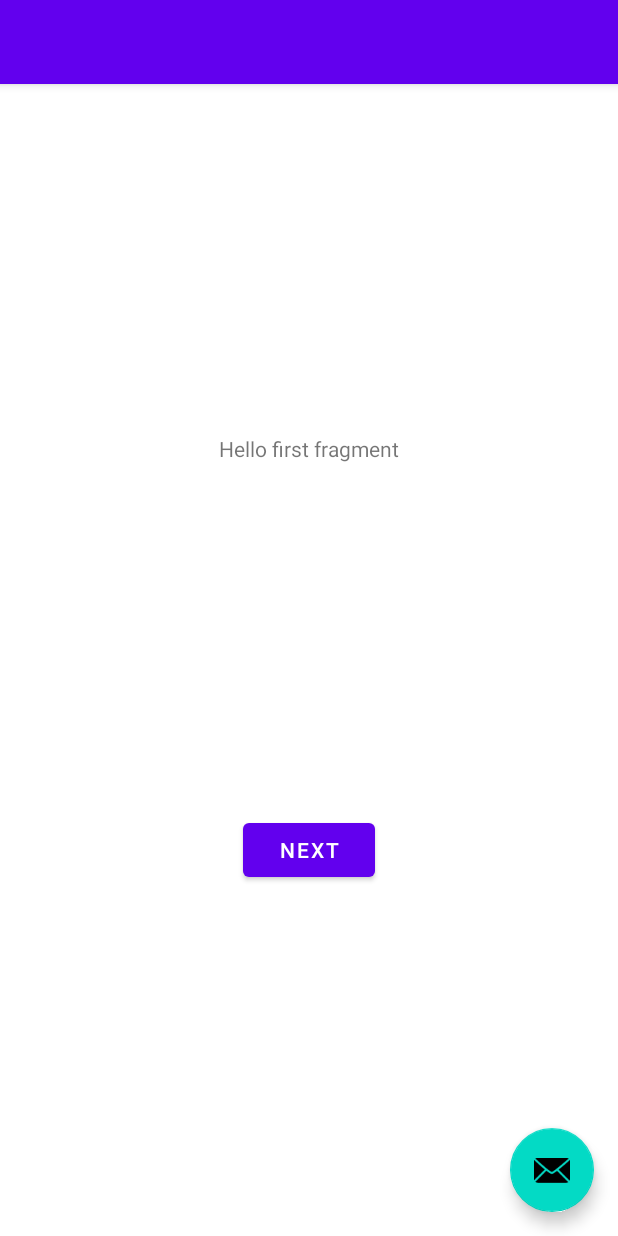
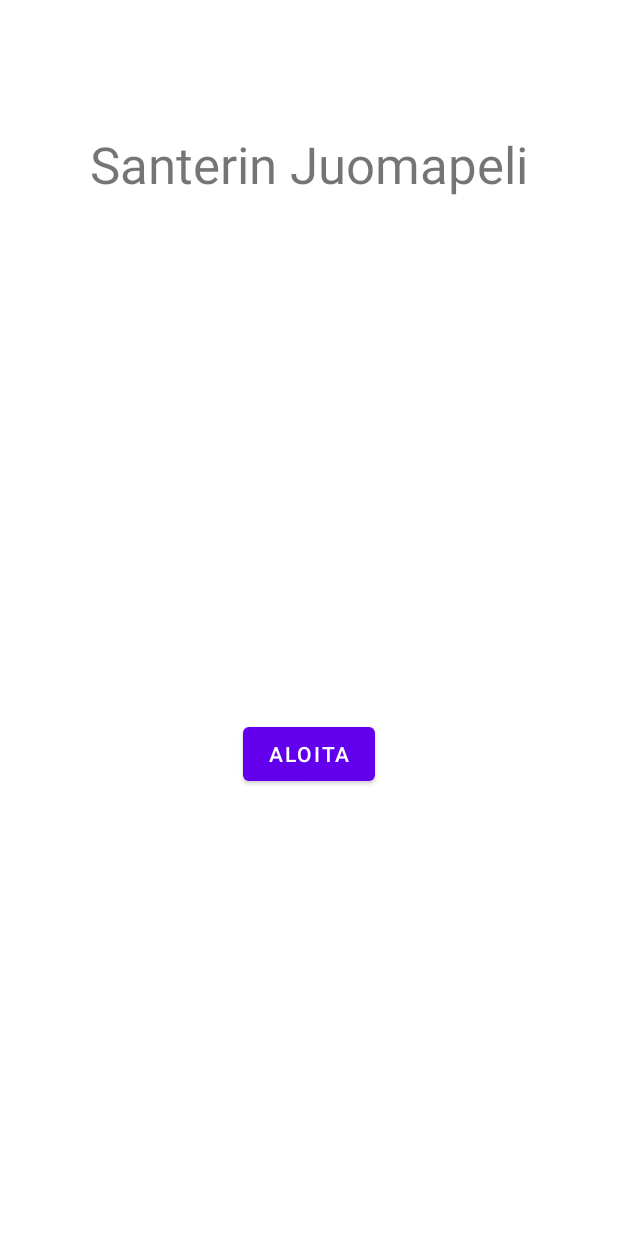
Before and after one commit to Santerhy/Juomapeli-App, an Android app: the layout activity_main.xml on its own in the app's theme, with its tools: preview values and no code run, on a phone screen of 412 x 824 dp. Run offline under Robolectric (Android 15) with nearby library versions, the phone set to English and light mode, and no system bars.

Commit message:
Activity setups

```diff
--- a/Juomapeli/app/src/main/AndroidManifest.xml
+++ b/Juomapeli/app/src/main/AndroidManifest.xml
@@ -9,6 +9,12 @@
         android:roundIcon="@mipmap/ic_launcher_round"
         android:supportsRtl="true"
         android:theme="@style/Theme.Juomapeli">
+        <activity
+            android:name=".SetupActivity"
+            android:exported="false" />
+        <activity
+            android:name=".GameplayActivity"
+            android:exported="false" />
         <activity
             android:name=".MainActivity"
             android:exported="true"
--- a/Juomapeli/app/src/main/java/com/example/juomapeli/FirstFragment.java
+++ /dev/null
@@ -1,47 +0,0 @@
-package com.example.juomapeli;
-
-import android.os.Bundle;
-import android.view.LayoutInflater;
-import android.view.View;
-import android.view.ViewGroup;
-
-import androidx.annotation.NonNull;
-import androidx.fragment.app.Fragment;
-import androidx.navigation.fragment.NavHostFragment;
-
-import com.example.juomapeli.databinding.FragmentFirstBinding;
-
-public class FirstFragment extends Fragment {
-
-    private FragmentFirstBinding binding;
-
-    @Override
-    public View onCreateView(
-            LayoutInflater inflater, ViewGroup container,
-            Bundle savedInstanceState
-    ) {
-
-        binding = FragmentFirstBinding.inflate(inflater, container, false);
-        return binding.getRoot();
-
-    }
-
-    public void onViewCreated(@NonNull View view, Bundle savedInstanceState) {
-        super.onViewCreated(view, savedInstanceState);
-
-        binding.buttonFirst.setOnClickListener(new View.OnClickListener() {
-            @Override
-            public void onClick(View view) {
-                NavHostFragment.findNavController(FirstFragment.this)
-                        .navigate(R.id.action_FirstFragment_to_SecondFragment);
-            }
-        });
-    }
-
-    @Override
-    public void onDestroyView() {
-        super.onDestroyView();
-        binding = null;
-    }
-
-}
--- a/Juomapeli/app/src/main/res/layout/activity_main.xml
+++ b/Juomapeli/app/src/main/res/layout/activity_main.xml
@@ -1,34 +1,32 @@
 <?xml version="1.0" encoding="utf-8"?>
-<androidx.coordinatorlayout.widget.CoordinatorLayout xmlns:android="http://schemas.android.com/apk/res/android"
+<androidx.constraintlayout.widget.ConstraintLayout xmlns:android="http://schemas.android.com/apk/res/android"
     xmlns:app="http://schemas.android.com/apk/res-auto"
     xmlns:tools="http://schemas.android.com/tools"
+    android:id="@+id/coordinatorLayout"
     android:layout_width="match_parent"
     android:layout_height="match_parent"
     tools:context=".MainActivity">
 
-    <com.google.android.material.appbar.AppBarLayout
-        android:layout_width="match_parent"
-        android:layout_height="wrap_content"
-        android:theme="@style/Theme.Juomapeli.AppBarOverlay">
-
-        <androidx.appcompat.widget.Toolbar
-            android:id="@+id/toolbar"
-            android:layout_width="match_parent"
-            android:layout_height="?attr/actionBarSize"
-            android:background="?attr/colorPrimary"
-            app:popupTheme="@style/Theme.Juomapeli.PopupOverlay" />
-
-    </com.google.android.material.appbar.AppBarLayout>
-
-    <include layout="@layout/content_main" />
-
-    <com.google.android.material.floatingactionbutton.FloatingActionButton
-        android:id="@+id/fab"
+    <Button
+        android:id="@+id/startButton"
         android:layout_width="wrap_content"
         android:layout_height="wrap_content"
-        android:layout_gravity="bottom|end"
-        android:layout_marginEnd="@dimen/fab_margin"
-        android:layout_marginBottom="16dp"
-        app:srcCompat="@android:drawable/ic_dialog_email" />
+        android:text="@string/title_button"
+        app:layout_constraintBottom_toBottomOf="parent"
+        app:layout_constraintEnd_toEndOf="parent"
+        app:layout_constraintStart_toStartOf="parent"
+        app:layout_constraintTop_toBottomOf="@+id/textView" />
 
-</androidx.coordinatorlayout.widget.CoordinatorLayout>
+    <TextView
+        android:id="@+id/textView"
+        android:layout_width="355dp"
+        android:layout_height="94dp"
+        android:text="@string/app_title"
+        android:textAlignment="center"
+        android:textSize="34sp"
+        app:layout_constraintBottom_toBottomOf="parent"
+        app:layout_constraintEnd_toEndOf="parent"
+        app:layout_constraintStart_toStartOf="parent"
+        app:layout_constraintTop_toTopOf="parent"
+        app:layout_constraintVertical_bias="0.119" />
+        </androidx.constraintlayout.widget.ConstraintLayout>
--- a/Juomapeli/app/src/main/res/layout/content_main.xml
+++ /dev/null
@@ -1,19 +0,0 @@
-<?xml version="1.0" encoding="utf-8"?>
-<androidx.constraintlayout.widget.ConstraintLayout xmlns:android="http://schemas.android.com/apk/res/android"
-    xmlns:app="http://schemas.android.com/apk/res-auto"
-    android:layout_width="match_parent"
-    android:layout_height="match_parent"
-    app:layout_behavior="@string/appbar_scrolling_view_behavior">
-
-    <fragment
-        android:id="@+id/nav_host_fragment_content_main"
-        android:name="androidx.navigation.fragment.NavHostFragment"
-        android:layout_width="0dp"
-        android:layout_height="0dp"
-        app:defaultNavHost="true"
-        app:layout_constraintBottom_toBottomOf="parent"
-        app:layout_constraintLeft_toLeftOf="parent"
-        app:layout_constraintRight_toRightOf="parent"
-        app:layout_constraintTop_toTopOf="parent"
-        app:navGraph="@navigation/nav_graph" />
-</androidx.constraintlayout.widget.ConstraintLayout>
--- a/Juomapeli/app/src/main/res/layout/fragment_first.xml
+++ /dev/null
@@ -1,28 +0,0 @@
-<?xml version="1.0" encoding="utf-8"?>
-<androidx.constraintlayout.widget.ConstraintLayout xmlns:android="http://schemas.android.com/apk/res/android"
-    xmlns:app="http://schemas.android.com/apk/res-auto"
-    xmlns:tools="http://schemas.android.com/tools"
-    android:layout_width="match_parent"
-    android:layout_height="match_parent"
-    tools:context=".FirstFragment">
-
-    <TextView
-        android:id="@+id/textview_first"
-        android:layout_width="wrap_content"
-        android:layout_height="wrap_content"
-        android:text="@string/hello_first_fragment"
-        app:layout_constraintBottom_toTopOf="@id/button_first"
-        app:layout_constraintEnd_toEndOf="parent"
-        app:layout_constraintStart_toStartOf="parent"
-        app:layout_constraintTop_toTopOf="parent" />
-
-    <Button
-        android:id="@+id/button_first"
-        android:layout_width="wrap_content"
-        android:layout_height="wrap_content"
-        android:text="@string/next"
-        app:layout_constraintBottom_toBottomOf="parent"
-        app:layout_constraintEnd_toEndOf="parent"
-        app:layout_constraintStart_toStartOf="parent"
-        app:layout_constraintTop_toBottomOf="@id/textview_first" />
-</androidx.constraintlayout.widget.ConstraintLayout>
--- a/Juomapeli/app/src/main/res/values/strings.xml
+++ b/Juomapeli/app/src/main/res/values/strings.xml
@@ -9,4 +9,9 @@
 
     <string name="hello_first_fragment">Hello first fragment</string>
     <string name="hello_second_fragment">Hello second fragment. Arg: %1$s</string>
+    <string name="app_title">Santerin Juomapeli</string>
+    <string name="title_button">Aloita</string>
+    <string name="setup_title">Lisää pelaajien nimet</string>
+    <string name="inputtext_default">Kirjoita nimi</string>
+    <string name="buttonDeleteLatest">Poista viimeisin nimi</string>
 </resources>
```
Also changed, not shown: Juomapeli/app/src/main/java/com/example/juomapeli/GameplayActivity.java (added, +14 -0 lines), Juomapeli/app/src/main/java/com/example/juomapeli/MainActivity.java (+9 -20 lines), Juomapeli/app/src/main/java/com/example/juomapeli/SecondFragment.java (deleted, +0 -47 lines), Juomapeli/app/src/main/java/com/example/juomapeli/SetupActivity.java (added, +36 -0 lines), Juomapeli/app/src/main/res/layout/activity_gameplay.xml (added, +9 -0 lines), Juomapeli/app/src/main/res/layout/activity_setup.xml (added, +140 -0 lines), Juomapeli/app/src/main/res/layout/fragment_second.xml (deleted, +0 -27 lines).
